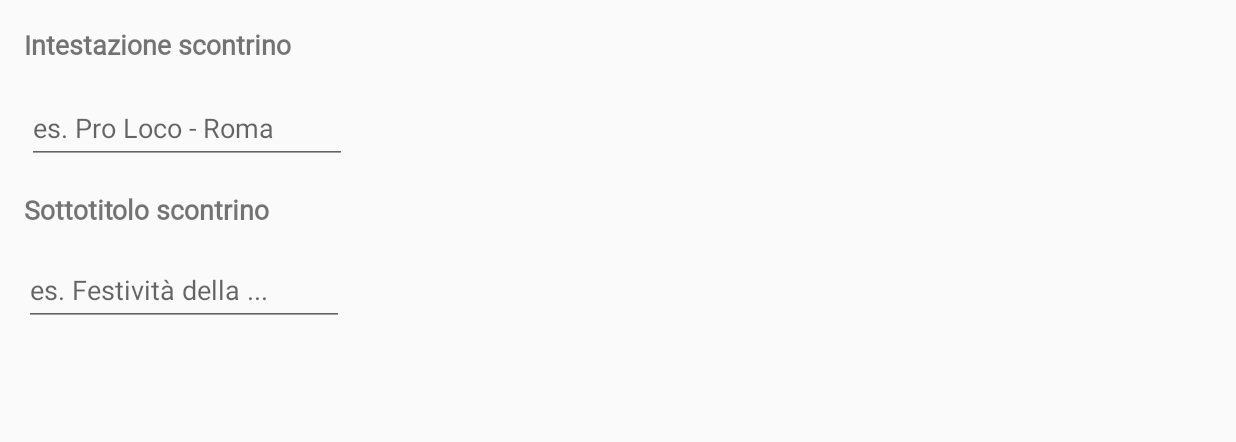
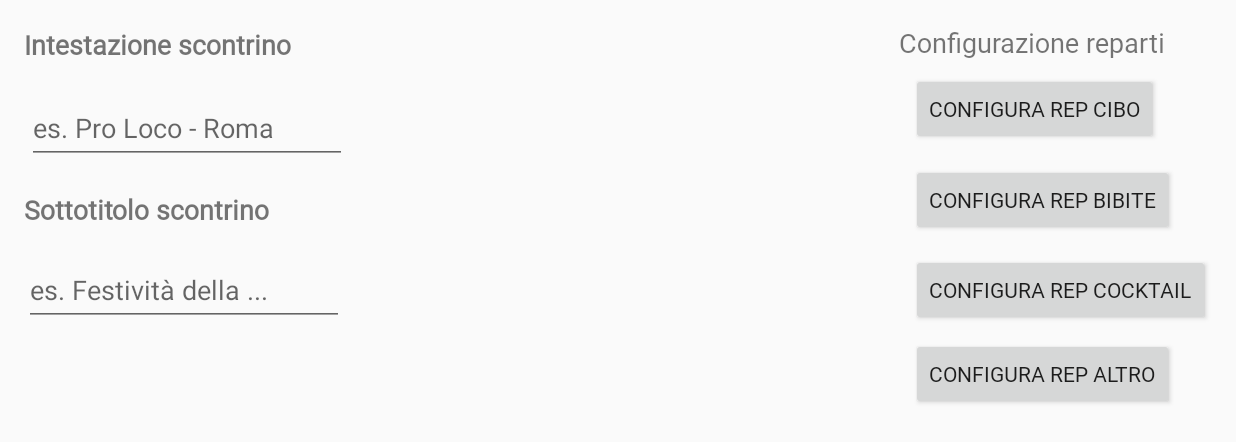
Before and after one commit to simone-di-paolo/cash-register-android, an Android app: the SettingsFragment screen opened through its navigation route, on a phone screen of 824 x 412 dp (held sideways). Shown: the top 442 px of the screen. Run offline under Robolectric (Android 15) with nearby library versions, the phone set to English and light mode, and no system bars.

Commit message:
Feature - Now the correct reparto settings is opened correctly.

```diff
--- a/app/build.gradle
+++ b/app/build.gradle
@@ -1,4 +1,5 @@
 apply plugin: 'com.android.application'
+apply plugin: 'androidx.navigation.safeargs'
 
 android {
     compileSdkVersion 32
--- a/app/src/main/java/com/dev/simonedipaolo/cashregister/adapters/RepartiAdapter.java
+++ b/app/src/main/java/com/dev/simonedipaolo/cashregister/adapters/RepartiAdapter.java
@@ -21,12 +21,22 @@ public class RepartiAdapter extends RecyclerView.Adapter<RepartiAdapter.RepartiV
     private int repartiImages[];
     private Context context;
     private int index;
+    private int howManyReparti;
 
     public RepartiAdapter(Context context, String repartiNames[], int repartiImages[], int index) {
         this.context = context;
         this.repartiNames = repartiNames;
         this.repartiImages = repartiImages;
         this.index = index;
+        this.howManyReparti = 0;
+    }
+
+    public RepartiAdapter(Context context, String repartiNames[], int repartiImages[], int index, int howManyReparti) {
+        this.context = context;
+        this.repartiNames = repartiNames;
+        this.repartiImages = repartiImages;
+        this.index = index;
+        this.howManyReparti = howManyReparti;
     }
 
     @NonNull
@@ -47,6 +57,9 @@ public class RepartiAdapter extends RecyclerView.Adapter<RepartiAdapter.RepartiV
 
     @Override
     public int getItemCount() {
+        if(howManyReparti != 0) {
+            return howManyReparti;
+        }
         return repartiNames.length;
     }
 
--- a/app/src/main/java/com/dev/simonedipaolo/cashregister/fragments/CashRegisterFragment.java
+++ b/app/src/main/java/com/dev/simonedipaolo/cashregister/fragments/CashRegisterFragment.java
@@ -143,7 +143,7 @@ public class CashRegisterFragment extends Fragment implements AdapterView.OnItem
 
     @Override
     public void onNothingSelected(AdapterView<?> adapterView) {
-
+        // empty
     }
 
 }
--- a/app/src/main/java/com/dev/simonedipaolo/cashregister/fragments/SettingsFragment.java
+++ b/app/src/main/java/com/dev/simonedipaolo/cashregister/fragments/SettingsFragment.java
@@ -4,10 +4,14 @@ import android.os.Bundle;
 import android.view.LayoutInflater;
 import android.view.View;
 import android.view.ViewGroup;
+import android.widget.Button;
 
 import androidx.annotation.NonNull;
 import androidx.annotation.Nullable;
 import androidx.fragment.app.Fragment;
+import androidx.navigation.NavController;
+import androidx.navigation.NavDirections;
+import androidx.navigation.Navigation;
 
 import com.dev.simonedipaolo.cashregister.R;
 
@@ -15,6 +19,13 @@ import com.dev.simonedipaolo.cashregister.R;
  * Created by Simone Di Paolo on 30/07/2022.
  */
 public class SettingsFragment extends Fragment {
+
+    private Button configureRepartoCiboFragment;
+    private Button configureRepartoBibiteFragment;
+    private Button configureRepartoCocktailFragment;
+    private Button configureRepartoAltroFragment;
+
+    private NavController navController;
 
     public SettingsFragment() {
         // empty
@@ -24,9 +35,54 @@ public class SettingsFragment extends Fragment {
     @Override
     public View onCreateView(@NonNull LayoutInflater inflater, @Nullable ViewGroup container, @Nullable Bundle savedInstanceState) {
         container.removeAllViews();
-        View v = inflater.inflate(R.layout.settings_fragment, container, false);
+        View v = inflater.inflate(R.layout.fragment_settings, container, false);
+
+        navController = Navigation.findNavController(getActivity().findViewById(R.id.fragmentPlaceholder));
+        initializeViews(v);
 
         return v;
     }
 
+    private void initializeViews(View v) {
+        // button configura cibo
+        configureRepartoCiboFragment = v.findViewById(R.id.configure_rep_cibo_button);
+        configureRepartoCiboFragment.setOnClickListener(new View.OnClickListener() {
+            @Override
+            public void onClick(View view) {
+                NavDirections action = SettingsFragmentDirections.actionSettingsFragmentToConfiguraRepartiFragment(0);
+                navController.navigate(action);
+            }
+        });
+
+        // button configura cibo
+        configureRepartoBibiteFragment = v.findViewById(R.id.configure_rep_bibite_button);
+        configureRepartoBibiteFragment.setOnClickListener(new View.OnClickListener() {
+            @Override
+            public void onClick(View view) {
+                NavDirections action = SettingsFragmentDirections.actionSettingsFragmentToConfiguraRepartiFragment(1);
+                navController.navigate(action);
+            }
+        });
+
+        // button configura cibo
+        configureRepartoCocktailFragment = v.findViewById(R.id.configure_rep_cocktail_button);
+        configureRepartoCocktailFragment.setOnClickListener(new View.OnClickListener() {
+            @Override
+            public void onClick(View view) {
+                NavDirections action = SettingsFragmentDirections.actionSettingsFragmentToConfiguraRepartiFragment(2);
+                navController.navigate(action);
+            }
+        });
+
+        // button configura cibo
+        configureRepartoAltroFragment = v.findViewById(R.id.configure_rep_altro_button);
+        configureRepartoAltroFragment.setOnClickListener(new View.OnClickListener() {
+            @Override
+            public void onClick(View view) {
+                NavDirections action = SettingsFragmentDirections.actionSettingsFragmentToConfiguraRepartiFragment(3);
+                navController.navigate(action);
+            }
+        });
+    }
+
 }
--- /dev/null
+++ b/app/src/main/res/layout/fragment_settings.xml
@@ -0,0 +1,157 @@
+<?xml version="1.0" encoding="utf-8"?>
+<androidx.constraintlayout.widget.ConstraintLayout xmlns:android="http://schemas.android.com/apk/res/android"
+    xmlns:app="http://schemas.android.com/apk/res-auto"
+    xmlns:tools="http://schemas.android.com/tools"
+    android:layout_width="match_parent"
+    android:layout_height="match_parent">
+
+    <TextView
+        android:id="@+id/configurazione_reparti_main_settings_title"
+        android:layout_width="wrap_content"
+        android:layout_height="wrap_content"
+        android:layout_marginTop="16dp"
+        android:layout_marginEnd="16dp"
+        android:layout_marginBottom="376dp"
+        android:fontFamily="@font/roboto"
+        android:text="@string/configure_reparti_title"
+        android:textSize="18sp"
+        app:layout_constraintBottom_toBottomOf="parent"
+        app:layout_constraintEnd_toEndOf="parent"
+        app:layout_constraintHorizontal_bias="0.923"
+        app:layout_constraintStart_toEndOf="@+id/receiptHeader"
+        app:layout_constraintTop_toTopOf="parent"
+        app:layout_constraintVertical_bias="0.0" />
+
+    <TextView
+        android:id="@+id/receiptHeader"
+        android:layout_width="210dp"
+        android:layout_height="27dp"
+        android:layout_marginStart="16dp"
+        android:layout_marginTop="16dp"
+        android:fontFamily="@font/roboto"
+        android:gravity="center_vertical"
+        android:text="@string/receipt_header"
+        android:textSize="18sp"
+        android:textStyle="bold"
+        app:layout_constraintStart_toStartOf="parent"
+        app:layout_constraintTop_toTopOf="parent" />
+
+    <EditText
+        android:id="@+id/receiptHeaderEditText"
+        android:layout_width="wrap_content"
+        android:layout_height="wrap_content"
+        android:layout_marginStart="18dp"
+        android:layout_marginTop="18dp"
+        android:ems="10"
+        android:hint="@string/header_receipt_hint"
+        android:inputType="textPersonName"
+        android:minHeight="48dp"
+        app:layout_constraintBottom_toBottomOf="parent"
+        app:layout_constraintEnd_toEndOf="parent"
+        app:layout_constraintHorizontal_bias="0.0"
+        app:layout_constraintStart_toStartOf="parent"
+        app:layout_constraintTop_toBottomOf="@+id/receiptHeader"
+        app:layout_constraintVertical_bias="0.0" />
+
+    <TextView
+        android:id="@+id/receiptSubHeader"
+        android:layout_width="210dp"
+        android:layout_height="27dp"
+        android:layout_marginStart="16dp"
+        android:layout_marginTop="16dp"
+        android:fontFamily="@font/roboto"
+        android:gravity="center_vertical"
+        android:text="@string/receipt_subheader"
+        android:textSize="18sp"
+        android:textStyle="bold"
+        app:layout_constraintBottom_toBottomOf="parent"
+        app:layout_constraintEnd_toEndOf="parent"
+        app:layout_constraintHorizontal_bias="0.0"
+        app:layout_constraintStart_toStartOf="parent"
+        app:layout_constraintTop_toBottomOf="@+id/receiptHeaderEditText"
+        app:layout_constraintVertical_bias="0.003" />
+
+    <EditText
+        android:id="@+id/receiptSubHeaderHint"
+        android:layout_width="wrap_content"
+        android:layout_height="wrap_content"
+        android:layout_marginStart="16dp"
+        android:layout_marginTop="16dp"
+        android:ems="10"
+        android:hint="@string/receipt_subheader_hint"
+        android:inputType="textPersonName"
+        android:minHeight="48dp"
+        app:layout_constraintBottom_toBottomOf="parent"
+        app:layout_constraintEnd_toEndOf="parent"
+        app:layout_constraintHorizontal_bias="0.0"
+        app:layout_constraintStart_toStartOf="parent"
+        app:layout_constraintTop_toBottomOf="@+id/receiptSubHeader"
+        app:layout_constraintVertical_bias="0.0" />
+
+    <Button
+        android:id="@+id/configure_rep_cibo_button"
+        android:layout_width="wrap_content"
+        android:layout_height="wrap_content"
+        android:layout_marginStart="8dp"
+        android:layout_marginTop="8dp"
+        android:layout_marginEnd="8dp"
+        android:layout_marginBottom="8dp"
+        android:fontFamily="@font/roboto"
+        android:text="@string/configura_rep_cibo"
+        app:layout_constraintBottom_toBottomOf="parent"
+        app:layout_constraintEnd_toEndOf="parent"
+        app:layout_constraintHorizontal_bias="0.0"
+        app:layout_constraintStart_toStartOf="@+id/configurazione_reparti_main_settings_title"
+        app:layout_constraintTop_toBottomOf="@+id/configurazione_reparti_main_settings_title"
+        app:layout_constraintVertical_bias="0.0" />
+
+    <Button
+        android:id="@+id/configure_rep_bibite_button"
+        android:layout_width="wrap_content"
+        android:layout_height="wrap_content"
+        android:layout_marginStart="8dp"
+        android:layout_marginEnd="8dp"
+        android:layout_marginBottom="8dp"
+        android:fontFamily="@font/roboto"
+        android:text="@string/configura_rep_bibite"
+        app:layout_constraintBottom_toBottomOf="parent"
+        app:layout_constraintEnd_toEndOf="parent"
+        app:layout_constraintHorizontal_bias="0.0"
+        app:layout_constraintStart_toStartOf="@+id/configurazione_reparti_main_settings_title"
+        app:layout_constraintTop_toBottomOf="@+id/configure_rep_cibo_button"
+        app:layout_constraintVertical_bias="0.05" />
+
+    <Button
+        android:id="@+id/configure_rep_cocktail_button"
+        android:layout_width="wrap_content"
+        android:layout_height="wrap_content"
+        android:layout_marginStart="8dp"
+        android:layout_marginEnd="8dp"
+        android:layout_marginBottom="8dp"
+        android:fontFamily="@font/roboto"
+        android:text="@string/configura_rep_cocktail"
+        app:layout_constraintBottom_toBottomOf="parent"
+        app:layout_constraintEnd_toEndOf="parent"
+        app:layout_constraintHorizontal_bias="0.0"
+        app:layout_constraintStart_toStartOf="@+id/configurazione_reparti_main_settings_title"
+        app:layout_constraintTop_toBottomOf="@+id/configure_rep_bibite_button"
+        app:layout_constraintVertical_bias="0.06" />
+
+    <Button
+        android:id="@+id/configure_rep_altro_button"
+        android:layout_width="wrap_content"
+        android:layout_height="wrap_content"
+        android:layout_marginStart="8dp"
+        android:layout_marginTop="8dp"
+        android:layout_marginEnd="8dp"
+        android:layout_marginBottom="8dp"
+        android:fontFamily="@font/roboto"
+        android:text="@string/configura_rep_altro"
+        app:layout_constraintBottom_toBottomOf="parent"
+        app:layout_constraintEnd_toEndOf="parent"
+        app:layout_constraintHorizontal_bias="0.0"
+        app:layout_constraintStart_toStartOf="@+id/configurazione_reparti_main_settings_title"
+        app:layout_constraintTop_toBottomOf="@+id/configure_rep_cocktail_button"
+        app:layout_constraintVertical_bias="0.0" />
+
+</androidx.constraintlayout.widget.ConstraintLayout>
--- a/app/src/main/res/layout/reparti_row.xml
+++ b/app/src/main/res/layout/reparti_row.xml
@@ -39,7 +39,7 @@
                 android:layout_marginBottom="8dp"
                 android:fontFamily="@font/roboto"
                 android:text="TextView"
-                android:textSize="24sp"
+                android:textSize="20sp"
                 android:textStyle="bold"
                 app:layout_constraintBottom_toBottomOf="parent"
                 app:layout_constraintEnd_toEndOf="parent"
--- a/app/src/main/res/layout/settings_fragment.xml
+++ /dev/null
@@ -1,74 +0,0 @@
-<?xml version="1.0" encoding="utf-8"?>
-<androidx.constraintlayout.widget.ConstraintLayout xmlns:android="http://schemas.android.com/apk/res/android"
-    xmlns:app="http://schemas.android.com/apk/res-auto"
-    xmlns:tools="http://schemas.android.com/tools"
-    android:layout_width="match_parent"
-    android:layout_height="match_parent">
-
-    <TextView
-        android:id="@+id/receiptHeader"
-        android:layout_width="210dp"
-        android:layout_height="27dp"
-        android:layout_marginStart="16dp"
-        android:layout_marginTop="16dp"
-        android:fontFamily="@font/roboto"
-        android:gravity="center_vertical"
-        android:text="@string/receipt_header"
-        android:textSize="18sp"
-        android:textStyle="bold"
-        app:layout_constraintStart_toStartOf="parent"
-        app:layout_constraintTop_toTopOf="parent" />
-
-    <EditText
-        android:id="@+id/receiptHeaderEditText"
-        android:layout_width="wrap_content"
-        android:layout_height="wrap_content"
-        android:layout_marginStart="18dp"
-        android:layout_marginTop="18dp"
-        android:ems="10"
-        android:hint="@string/header_receipt_hint"
-        android:inputType="textPersonName"
-        android:minHeight="48dp"
-        app:layout_constraintBottom_toBottomOf="parent"
-        app:layout_constraintEnd_toEndOf="parent"
-        app:layout_constraintHorizontal_bias="0.0"
-        app:layout_constraintStart_toStartOf="parent"
-        app:layout_constraintTop_toBottomOf="@+id/receiptHeader"
-        app:layout_constraintVertical_bias="0.0" />
-
-    <TextView
-        android:id="@+id/receiptSubHeader"
-        android:layout_width="210dp"
-        android:layout_height="27dp"
-        android:layout_marginStart="16dp"
-        android:layout_marginTop="16dp"
-        android:fontFamily="@font/roboto"
-        android:gravity="center_vertical"
-        android:text="@string/receipt_subheader"
-        android:textSize="18sp"
-        android:textStyle="bold"
-        app:layout_constraintBottom_toBottomOf="parent"
-        app:layout_constraintEnd_toEndOf="parent"
-        app:layout_constraintHorizontal_bias="0.0"
-        app:layout_constraintStart_toStartOf="parent"
-        app:layout_constraintTop_toBottomOf="@+id/receiptHeaderEditText"
-        app:layout_constraintVertical_bias="0.003" />
-
-    <EditText
-        android:id="@+id/receiptSubHeaderHint"
-        android:layout_width="wrap_content"
-        android:layout_height="wrap_content"
-        android:layout_marginStart="16dp"
-        android:layout_marginTop="16dp"
-        android:ems="10"
-        android:hint="@string/receipt_subheader_hint"
-        android:inputType="textPersonName"
-        android:minHeight="48dp"
-        app:layout_constraintBottom_toBottomOf="parent"
-        app:layout_constraintEnd_toEndOf="parent"
-        app:layout_constraintHorizontal_bias="0.0"
-        app:layout_constraintStart_toStartOf="parent"
-        app:layout_constraintTop_toBottomOf="@+id/receiptSubHeader"
-        app:layout_constraintVertical_bias="0.0" />
-
-</androidx.constraintlayout.widget.ConstraintLayout>
--- a/app/src/main/res/navigation/cash_register_nav.xml
+++ b/app/src/main/res/navigation/cash_register_nav.xml
@@ -19,5 +19,19 @@
         <action
             android:id="@+id/action_settingsFragment_to_cashRegisterFragment2"
             app:destination="@id/cashRegisterFragment" />
+        <action
+            android:id="@+id/action_settingsFragment_to_configuraRepartiFragment"
+            app:destination="@id/configuraRepartiFragment" />
+    </fragment>
+    <fragment
+        android:id="@+id/configuraRepartiFragment"
+        android:name="com.dev.simonedipaolo.cashregister.fragments.ConfiguraRepartiFragment"
+        android:label="ConfiguraRepartiFragment" >
+        <action
+            android:id="@+id/action_configuraRepartiFragment_to_settingsFragment"
+            app:destination="@id/settingsFragment" />
+        <argument
+            android:name="repartoIndex"
+            app:argType="integer" />
     </fragment>
 </navigation>
--- a/app/src/main/res/values/strings.xml
+++ b/app/src/main/res/values/strings.xml
@@ -2,6 +2,10 @@
     // -----  -----
 
     <string name="app_name">Cash Register</string>
+
+    // ----- Common labels -----
+    <string name="save_label">Salva</string>
+    <string name="cancel_label">Annulla</string>
 
     // ----- CALCULATOR STRINGS -----
     <string name="number_one">1</string>
@@ -41,6 +45,7 @@
 
     // ----- Reparti strings -----
     <string-array name="reparto_cibo_default_string_name">
+        <item>Rep Cibo</item>
         <item>Rep Cibo 0</item>
         <item>Rep Cibo 1</item>
         <item>Rep Cibo 2</item>
@@ -54,6 +59,7 @@
     </string-array>
 
     <string-array name="reparto_bibite_default_string_name">
+        <item>Rep Bibite</item>
         <item>Rep Bibite 0</item>
         <item>Rep Bibite 1</item>
         <item>Rep Bibite 2</item>
@@ -66,6 +72,7 @@
     </string-array>
 
     <string-array name="reparto_cocktail_default_string_name">
+        <item>Rep cocktail</item>
         <item>Rep cocktail 0</item>
         <item>Rep cocktail 1</item>
         <item>Rep cocktail 2</item>
@@ -78,6 +85,7 @@
     </string-array>
 
     <string-array name="reparto_altro_default_string_name">
+        <item>Rep Altro</item>
         <item>Rep Altro 0</item>
         <item>Rep Altro 1</item>
         <item>Rep Altro 2</item>
@@ -89,4 +97,16 @@
         <item>Rep Altro 8</item>
         <item>Rep Altro 9</item>
     </string-array>
+
+    // -----  Configure Reparti Fragment -----
+    <string name="configure_reparti_title">Configurazione reparti</string>
+    <string name="configure_reparti_how_many">Quanti prodotti per questo reparto?</string>
+    <string name="how_many_rep_hint">es. 5 (solo numeri)</string>
+    <string name="create_label">Crea</string>
+    <string name="configura_rep_cibo">Configura Rep Cibo</string>
+    <string name="configura_rep_bibite">Configura Rep Bibite</string>
+    <string name="configura_rep_cocktail">Configura Rep Cocktail</string>
+    <string name="configura_rep_altro">Configura Rep Altro</string>
+
+
 </resources>
--- a/build.gradle
+++ b/build.gradle
@@ -6,6 +6,7 @@ buildscript {
     }
     dependencies {
         classpath 'com.android.tools.build:gradle:7.2.1'
+        classpath("androidx.navigation:navigation-safe-args-gradle-plugin:2.4.2")
 
         // NOTE: Do not place your application dependencies here; they belong
         // in the individual module build.gradle files
```
Also changed, not shown: app/src/main/java/com/dev/simonedipaolo/cashregister/fragments/ConfiguraRepartiFragment.java (added, +58 -0 lines), app/src/main/res/layout/fragment_configure_reparti.xml (added, +71 -0 lines).
